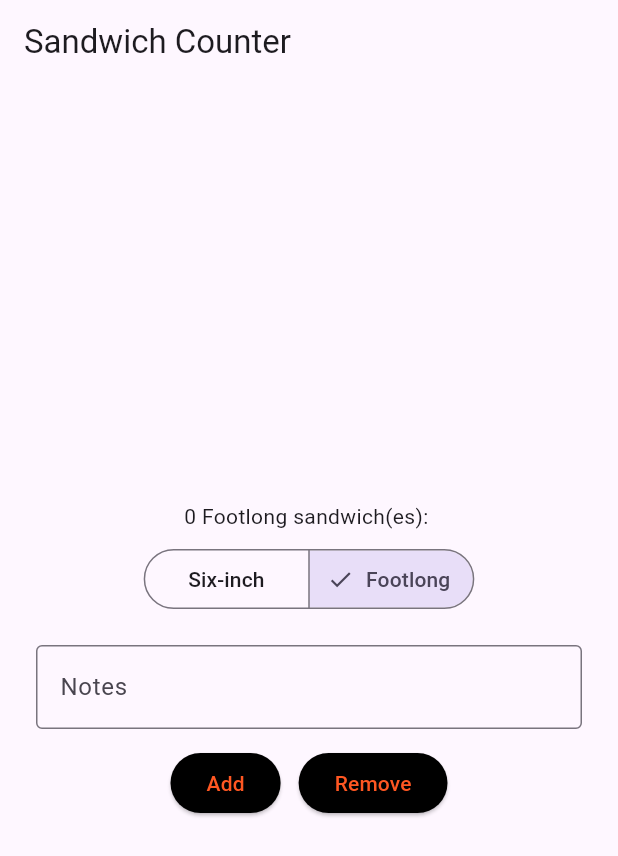
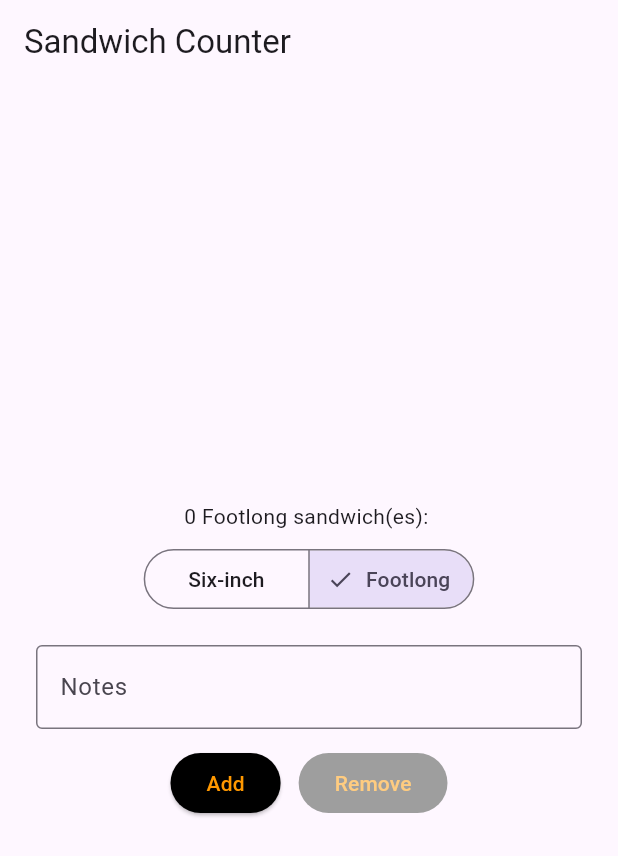
Before and after one commit to Creyas/flutter_application_1, a Flutter app: the screen it shows after launch, on a phone screen of 412 x 824 dp. Shown: the top 856 px of the screen. Run offline on Flutter 3.47's test engine with Material 3 defaults, Android fonts, the phone set to English and light mode, and no system bars.

Commit message:
Update button states and styles in OrderScreen for better usability

```diff
--- a/lib/main.dart
+++ b/lib/main.dart
@@ -113,12 +113,14 @@ class _OrderScreenState extends State<OrderScreen> {
               mainAxisAlignment: MainAxisAlignment.center,
               children: [
                 StyledButton(
-                  onPressed: _increaseQuantity,
+                  onPressed: _quantity < widget.maxQuantity
+                      ? _increaseQuantity
+                      : null,
                   child: const Text('Add'),
                 ),
                 const SizedBox(width: 12),
                 StyledButton(
-                  onPressed: _decreaseQuantity,
+                  onPressed: _quantity > 0 ? _decreaseQuantity : null,
                   child: const Text('Remove'),
                 ),
               ],
@@ -155,7 +157,9 @@ class StyledButton extends StatelessWidget {
       onPressed: onPressed,
       style: ElevatedButton.styleFrom(
         backgroundColor: Colors.black,
-        foregroundColor: Colors.deepOrange,
+        foregroundColor: Colors.orange,
+        disabledBackgroundColor: Colors.grey,
+        disabledForegroundColor: Colors.orange.shade200
       ),
       child: child,
     );
```
